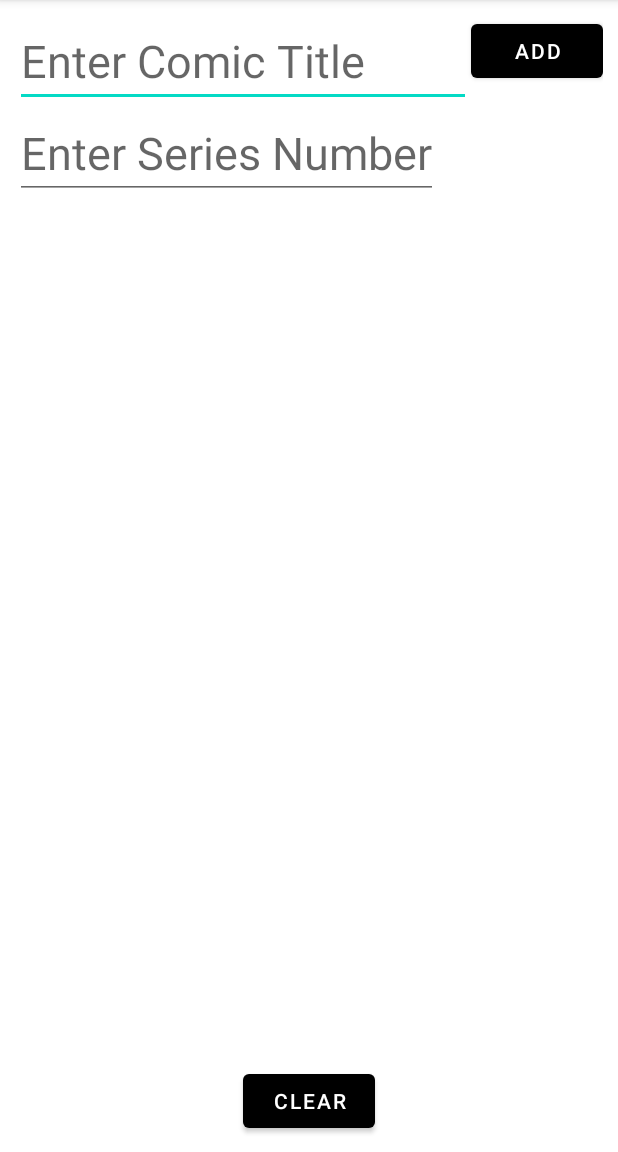
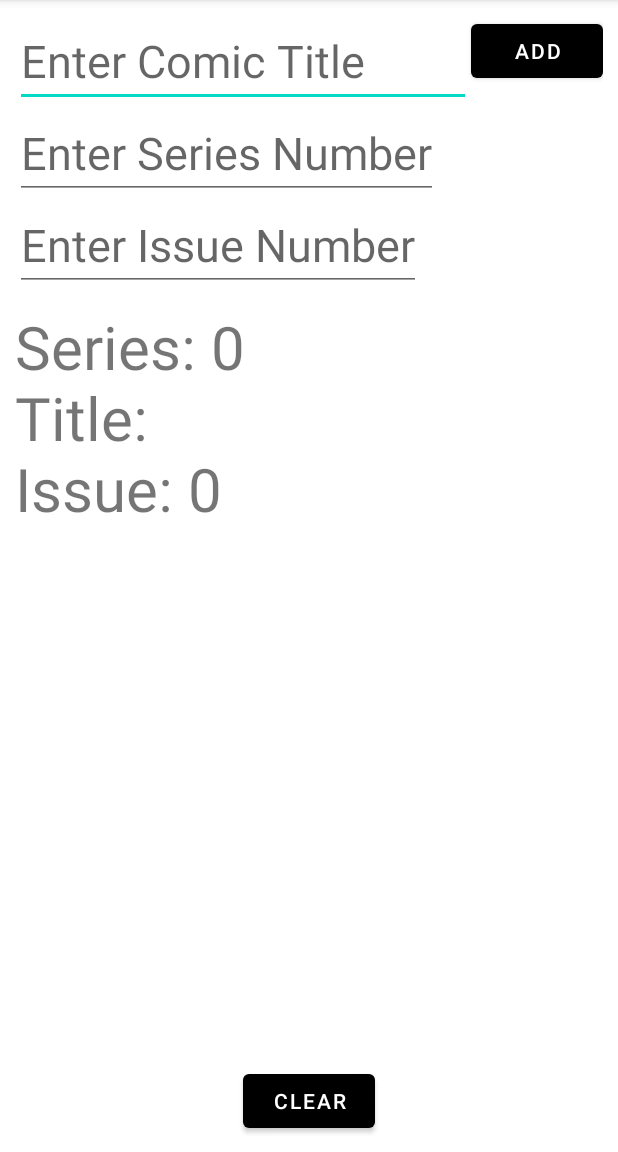
Before and after one commit to gabegarcia/pizzaParty, an Android app: the screen it shows after launch (MainActivity), after a tap on "ADD", on a phone screen of 412 x 824 dp, the part 84-1236 px from its top. Run offline under Robolectric (Android 15) with nearby library versions, the phone set to English and light mode, and no system bars; 2 statements that could not run were skipped.

Commit message:
Update MainActivity.kt and NewComic.kt to handle NewComic object

```diff
--- a/Comic_Collection/app/src/main/java/com/zybooks/comic_collection/ComicCollection.kt
+++ b/Comic_Collection/app/src/main/java/com/zybooks/comic_collection/ComicCollection.kt
@@ -39,7 +39,7 @@ class ComicCollection () {
     /*fun readFromFile() {
         try {
             // Read in list from file in internal storage
-            val inputStream: FileInputStream = comic.openFileInput(FILENAME)
+            val inputStream: FileInputStream = comicList.openFileInput(FILENAME)
             val reader = inputStream.bufferedReader()
             comicList.clear()
             reader.forEachLine { comicList.add(ComicCollection(newTitle, series)) }
--- a/Comic_Collection/app/src/main/java/com/zybooks/comic_collection/MainActivity.kt
+++ b/Comic_Collection/app/src/main/java/com/zybooks/comic_collection/MainActivity.kt
@@ -12,10 +12,12 @@ class MainActivity : AppCompatActivity() {
     private var newComicCollection = ComicCollection()
     //private lateinit var itemEditText: EditText
     private lateinit var comicTitle: EditText
-    private lateinit var comicSeries: EditText
+    private lateinit var seriesNumber: EditText
+    private lateinit var issueNumber: EditText
     private lateinit var listTextView: TextView
     private var series: Int  = 0
     lateinit var title: String
+    private  var issue: Int = 0
 
 
     override fun onCreate(savedInstanceState: Bundle?) {
@@ -23,10 +25,11 @@ class MainActivity : AppCompatActivity() {
         setContentView(R.layout.activity_main)
 
         comicTitle = findViewById(R.id.comic_title)
-        comicSeries = findViewById(R.id.series)
+        seriesNumber = findViewById(R.id.series)
+        issueNumber = findViewById(R.id.issue_number)
         listTextView = findViewById(R.id.item_list)
         findViewById<Button>(R.id.add_button).setOnClickListener { addButtonClick() }
-       // findViewById<Button>(R.id.clear_button).setOnClickListener { clearButtonClick() }
+        findViewById<Button>(R.id.clear_button).setOnClickListener { clearButtonClick() }
     }
 
    /* override fun onResume() {
@@ -50,15 +53,19 @@ class MainActivity : AppCompatActivity() {
         //val item = itemEditText.text.toString().trim()
 
         title = comicTitle.text.toString()
-        //series = comicSeries.text.toString().toInt()
-        newComic = NewComic(title)
+        series = seriesNumber.text.toString().toInt()
+        issue = issueNumber.text.toString().toInt()
+        newComic = NewComic(title, series, issue)
         //newComic = NewComic(title, series)
 
         // Clear the EditText so it's ready for another item
-       // comicTitle.setText("")
-       // comicSeries.setText("")
+       comicTitle.setText("")
+       seriesNumber.setText("")
+        issueNumber.setText("")
+
+        // Add the item to the list and display it
         newComicCollection.addItem(newComic)
-        // Add the item to the list and display it
+
         //if (newComic.title != "No Title" && newComic.newSeries != 0) {
        //         newComicCollection.addItem(newComic)
             //displayList()
@@ -76,14 +83,14 @@ class MainActivity : AppCompatActivity() {
         val lineSeparator = System.getProperty("line.separator")
 
         for (i in items.indices) {
-            itemText.append(i + 1).append(". ").append(items[i]).append(lineSeparator)
+            itemText.append("Series: ").append(items[i].seriesNumber).append(lineSeparator).append("Title: ").append(items[i].title).append(lineSeparator).append("Issue: ").append(items[i].issueNumber).append(" ").append(lineSeparator)
         }
 
-        listTextView.text = items[0].toString()
+        listTextView.text = itemText.toString()
     }
 
-   // private fun clearButtonClick() {
-   //     newComicCollection.clear()
-   //     displayList()
-   // }
+   private fun clearButtonClick() {
+        newComicCollection.clear()
+        displayList()
+    }
 }
--- a/Comic_Collection/app/src/main/java/com/zybooks/comic_collection/NewComic.kt
+++ b/Comic_Collection/app/src/main/java/com/zybooks/comic_collection/NewComic.kt
@@ -4,9 +4,19 @@ import android.content.Context
 import android.widget.TextView
 import java.io.*
 
-class NewComic(var newTitle: String) {
+class NewComic(var newTitle: String, var newSeriesNumber: Int, var newIssueNumber: Int) {
 
     var title: String = newTitle
+        set(value){
+            field = value
+        }
+
+    var seriesNumber: Int = newSeriesNumber
+        set(value){
+            field = value
+        }
+
+    var issueNumber: Int = newIssueNumber
         set(value){
             field = value
         }
--- a/Comic_Collection/app/src/main/res/layout/activity_main.xml
+++ b/Comic_Collection/app/src/main/res/layout/activity_main.xml
@@ -17,6 +17,7 @@
         android:textSize="30sp"
         android:hint="@string/enter_title"
         android:autofillHints=""
+        android:nextFocusDown="@+id/series"
         app:layout_constraintRight_toLeftOf="@+id/add_button"
         app:layout_constraintLeft_toLeftOf="parent"
         app:layout_constraintTop_toTopOf="parent" />
@@ -30,10 +31,11 @@
         android:textSize="30sp"
         android:hint="@string/enter_series_number"
         android:autofillHints=""
+        android:nextFocusDown="@+id/issue_number"
         app:layout_constraintLeft_toLeftOf="parent"
         app:layout_constraintTop_toBottomOf="@id/comic_title" />
 
-  <!--  <EditText
+    <EditText
         android:id="@+id/issue_number"
         android:layout_width="0dp"
         android:layout_height="wrap_content"
@@ -42,9 +44,10 @@
         android:textSize="30sp"
         android:hint="@string/enter_issue_number"
         android:autofillHints=""
+        android:nextFocusUp="@id/comic_title"
         app:layout_constraintLeft_toLeftOf="parent"
         app:layout_constraintTop_toBottomOf="@id/series" />
--->
+
    <!-- <EditText
         android:id="@+id/issue_date"
         android:layout_width="0dp"
@@ -87,7 +90,7 @@
         app:layout_constraintBottom_toTopOf="@+id/clear_button"
         app:layout_constraintLeft_toLeftOf="parent"
         app:layout_constraintRight_toRightOf="parent"
-        app:layout_constraintTop_toBottomOf="@+id/comic_title">
+        app:layout_constraintTop_toBottomOf="@+id/issue_number">
 
         <TextView
             android:id="@+id/item_list"
```
